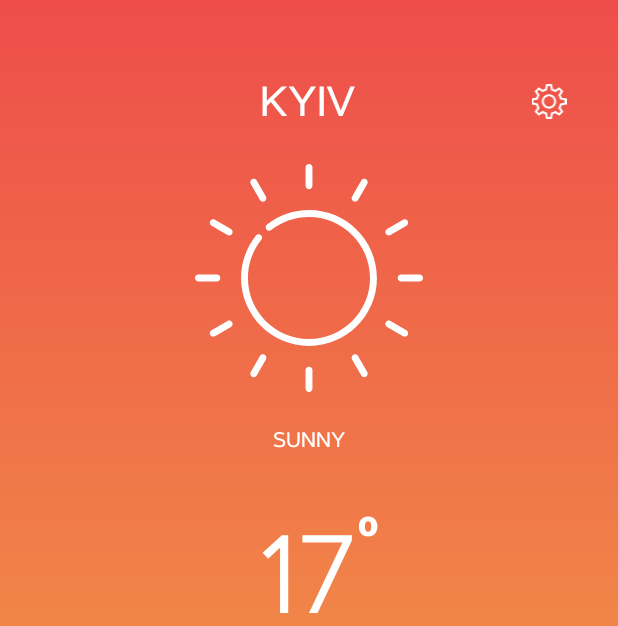
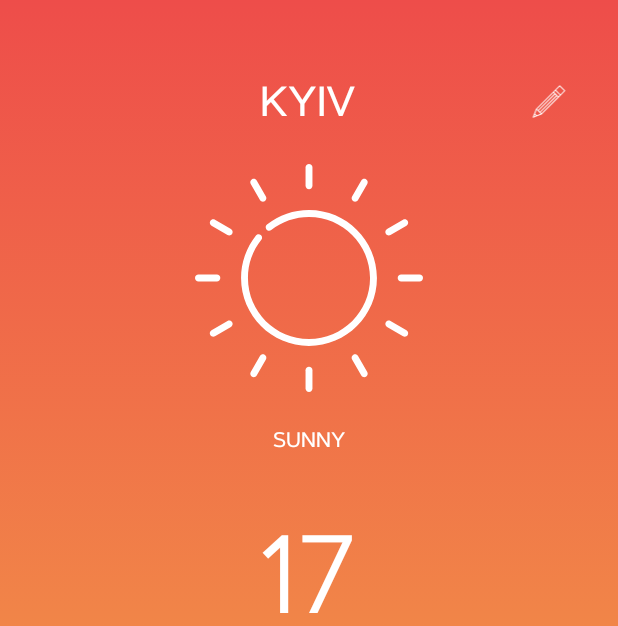
Before and after one commit to DmitriyDyshuk/DyshukForecast, an Android app: the screen it shows after launch (MainActivity), on a phone screen of 412 x 824 dp. Shown: the top 626 px of the screen. Run offline under Robolectric (Android 15) with nearby library versions, the phone set to English and light mode, and no system bars; libraries missing offline, so code that uses them is left out: com.androidnetworking, com.androidnetworking.common, com.androidnetworking.error, com.androidnetworking.interfaces; 3 statements that could not run were skipped.

Commit message:
ForecastAdapter.kt completed, city selection button icon changed

```diff
--- a/app/src/main/java/com/example/dyshukforecast/MainActivity.kt
+++ b/app/src/main/java/com/example/dyshukforecast/MainActivity.kt
@@ -10,6 +10,8 @@ import com.androidnetworking.AndroidNetworking
 import com.androidnetworking.common.Priority
 import com.androidnetworking.error.ANError
 import com.androidnetworking.interfaces.JSONObjectRequestListener
+import com.example.dyshukforecast.model.Weather
+import com.example.dyshukforecast.presenter.ForecastAdapter
 import com.google.android.gms.maps.model.LatLng
 import com.google.android.libraries.places.api.model.Place
 import com.google.android.libraries.places.widget.Autocomplete
@@ -29,11 +31,8 @@ class MainActivity : AppCompatActivity() {
         makeRequest(null)
 
         ivSearch.setOnClickListener {
-            // Set the fields to specify which types of place data to
-            // return after the user has made a selection.
             val fields = listOf(Place.Field.ID, Place.Field.NAME, Place.Field.LAT_LNG)
 
-            // Start the autocomplete intent.
             val intent = Autocomplete.IntentBuilder(AutocompleteActivityMode.OVERLAY, fields)
                 .build(this)
             startActivityForResult(intent, AUTOCOMPLETE_REQUEST_CODE)
@@ -42,18 +41,19 @@ class MainActivity : AppCompatActivity() {
 
 
 
-    private fun makeRequest(latLng: LatLng?){
+    private fun makeRequest(latLng: LatLng?) {
         AndroidNetworking.get("https://api.openweathermap.org/data/2.5/onecall")
             .addQueryParameter("lat", "${latLng?.latitude ?: 50.4501}" )
             .addQueryParameter("lon", "${latLng?.longitude ?: 30.5234}")
             .addQueryParameter("appid", "eb7d05cd954e0b91e47b916c41b3cd31")
             .setPriority(Priority.HIGH)
             .build()
-            .getAsJSONObject(object : JSONObjectRequestListener{
+            .getAsJSONObject(object : JSONObjectRequestListener {
                 override fun onResponse(response: JSONObject) {
                     val main = response.getJSONObject("current")
                     val temperature = main.getInt("temp")
 
+                    val forecastList = ArrayList<Weather>()
                     val weatherArray = main.getJSONArray("weather")
                     for (i in 0 until weatherArray.length()) {
                         val weatherResult = weatherArray.getJSONObject(i)
@@ -62,15 +62,28 @@ class MainActivity : AppCompatActivity() {
                         tvDescription.text = description
                     }
 
-                    val const = 273.15F
-                    val celsius = temperature - const
-
-                    if(celsius < 0) {
+                    if(temperature.toCelsius() < 0) {
                         ivWeatherIcon.setImageResource(R.drawable.vector_snow_icon)
                     }
 
-                    tvTemperature.text = celsius.toInt().toString()
+                    tvTemperature.text = temperature.toPresentableCelsius()
 
+                    val hourlyArray = response.getJSONArray("hourly")
+                    for (i in 0 until hourlyArray.length()) {
+                        val hourlyResult = hourlyArray.getJSONObject(i)
+                        val hourlyTemp = hourlyResult.getInt("temp")
+                        val dt = hourlyResult.getLong("dt")
+
+
+
+                        val weather = Weather()
+                        weather.temperature = hourlyTemp
+                        weather.time = dt
+                        forecastList.add(weather)
+                    }
+
+                    val adapter = ForecastAdapter(this@MainActivity, forecastList)
+                    vpForecast.adapter = adapter
                 }
 
                 override fun onError(error: ANError?) {
@@ -78,6 +91,8 @@ class MainActivity : AppCompatActivity() {
                 }
             })
     }
+
+
 
     override fun onActivityResult(requestCode: Int, resultCode: Int, data: Intent?) {
         if (requestCode == AUTOCOMPLETE_REQUEST_CODE) {
@@ -97,4 +112,6 @@ class MainActivity : AppCompatActivity() {
         }
         super.onActivityResult(requestCode, resultCode, data)
     }
+
+
 }
--- a/app/src/main/java/com/example/dyshukforecast/model/Weather.kt
+++ b/app/src/main/java/com/example/dyshukforecast/model/Weather.kt
@@ -2,6 +2,6 @@ package com.example.dyshukforecast.model
 
 class Weather{
     var temperature: Int? = null
-    var description: String? = null
-    var main: String? = null
+    var icon: Int? = null
+    var time: Long? = null
 }
--- /dev/null
+++ b/app/src/main/res/drawable/vector_pencil_icon.xml
@@ -0,0 +1,9 @@
+<vector xmlns:android="http://schemas.android.com/apk/res/android"
+    android:width="512dp"
+    android:height="512dp"
+    android:viewportWidth="128"
+    android:viewportHeight="128">
+  <path
+      android:fillColor="#FFFFFFFF"
+      android:pathData="m122.922,23.474 l-18.4,-18.4a1.75,1.75 0,0 0,-2.474 0l-85,85a1.649,1.649 0,0 0,-0.119 0.146c-0.026,0.032 -0.054,0.061 -0.078,0.095a1.746,1.746 0,0 0,-0.191 0.349l-6.919,17.563v0.006l-5.054,12.809a1.751,1.751 0,0 0,2.271 2.271l12.809,-5.052 17.559,-6.925a1.773,1.773 0,0 0,0.349 -0.191c0.034,-0.024 0.063,-0.052 0.1,-0.078a1.794,1.794 0,0 0,0.145 -0.119l61.73,-61.728 23.267,-23.268a1.75,1.75 0,0 0,0.005 -2.478zM98.415,45.506 L82.494,29.585 87.476,24.6 103.396,40.52zM36.689,107.232 L33.189,103.732 92.437,44.478 95.937,47.978zM26.745,97.288 L86,38.037 89.963,42 30.712,101.255zM20.768,91.311 L80.019,32.06 83.519,35.56 24.271,94.814zM12.011,112.011 L15.988,115.988 9.421,118.578zM19.537,114.588 L13.411,108.462 18.943,94.434 23.031,98.522 29.467,104.958 33.555,109.046zM105.871,38.05 L89.95,22.129 103.289,8.791 119.21,24.711z"/>
+</vector>
--- a/app/src/main/res/layout/activity_main.xml
+++ b/app/src/main/res/layout/activity_main.xml
@@ -38,20 +38,11 @@
             android:layout_width="0dp"
             android:layout_height="match_parent"
             android:layout_weight="0.5"
-            android:src="@drawable/vector_gear_icon"
+            android:src="@drawable/vector_pencil_icon"
             android:padding="8dp"
             android:layout_marginEnd="16dp"/>
 
     </LinearLayout>
-
-    <ImageView
-        android:layout_width="wrap_content"
-        android:layout_height="wrap_content"
-        android:src="@drawable/drawable_arrow_left_icon"
-        android:layout_marginTop="162dp"
-        app:layout_constraintStart_toStartOf="parent"
-        app:layout_constraintTop_toTopOf="parent"
-        android:visibility="gone"/>
 
     <ImageView
         android:id="@+id/ivWeatherIcon"
@@ -62,15 +53,6 @@
         app:layout_constraintTop_toBottomOf="@id/llTitle"
         app:layout_constraintStart_toStartOf="@id/llTitle"
         app:layout_constraintEnd_toEndOf="@id/llTitle"/>
-
-    <ImageView
-        android:layout_width="wrap_content"
-        android:layout_height="wrap_content"
-        android:src="@drawable/drawable_arrow_right_icon"
-        android:layout_marginTop="162dp"
-        app:layout_constraintTop_toTopOf="parent"
-        app:layout_constraintEnd_toEndOf="parent"
-        android:visibility="gone"/>
 
     <TextView
         android:id="@+id/tvDescription"
@@ -98,16 +80,6 @@
         app:layout_constraintStart_toStartOf="@id/tvDescription"
         app:layout_constraintEnd_toEndOf="@id/tvDescription"/>
 
-    <TextView
-        android:layout_width="wrap_content"
-        android:layout_height="wrap_content"
-        android:fontFamily="sans-serif-black"
-        android:text="o"
-        android:textColor="@color/colorWhite"
-        android:textSize="24sp"
-        app:layout_constraintTop_toTopOf="@+id/tvTemperature"
-        app:layout_constraintStart_toEndOf="@id/tvTemperature"/>
-
     <androidx.viewpager.widget.ViewPager
         android:id="@+id/vpForecast"
         android:layout_width="match_parent"
```
Also changed, not shown: app/src/main/java/com/example/dyshukforecast/KotlinExt.kt (added, +28 -0 lines), app/src/main/java/com/example/dyshukforecast/presenter/ForecastAdapter.kt (+9 -8 lines), app/src/main/res/layout/item_forecast_wearher.xml (+4 -3 lines).
